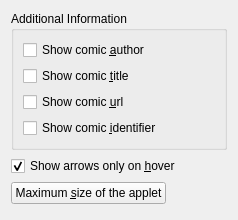
Qt form applets/comic/appearanceSettings.ui (KDE/kdeplasma-addons) before a commit.
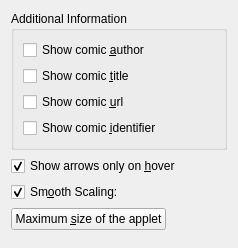
The same form after that commit.

Commit message: Adds option to turn off smooth scaling.

The edit to the form file:
```diff
--- a/applets/comic/appearanceSettings.ui
+++ b/applets/comic/appearanceSettings.ui
@@ -7,7 +7,7 @@
     <x>0</x>
     <y>0</y>
     <width>238</width>
-    <height>220</height>
+    <height>248</height>
    </rect>
   </property>
   <property name="minimumSize">
@@ -82,6 +82,16 @@
        </property>
       </widget>
      </item>
+     <item>
+      <widget class="QCheckBox" name="checkBox_smooth">
+       <property name="text">
+        <string>Sm&amp;ooth Scaling:</string>
+       </property>
+       <property name="checked">
+        <bool>true</bool>
+       </property>
+      </widget>
+     </item>
      <item>
       <layout class="QHBoxLayout">
        <item>
```
The commit also changes 6 other files.
